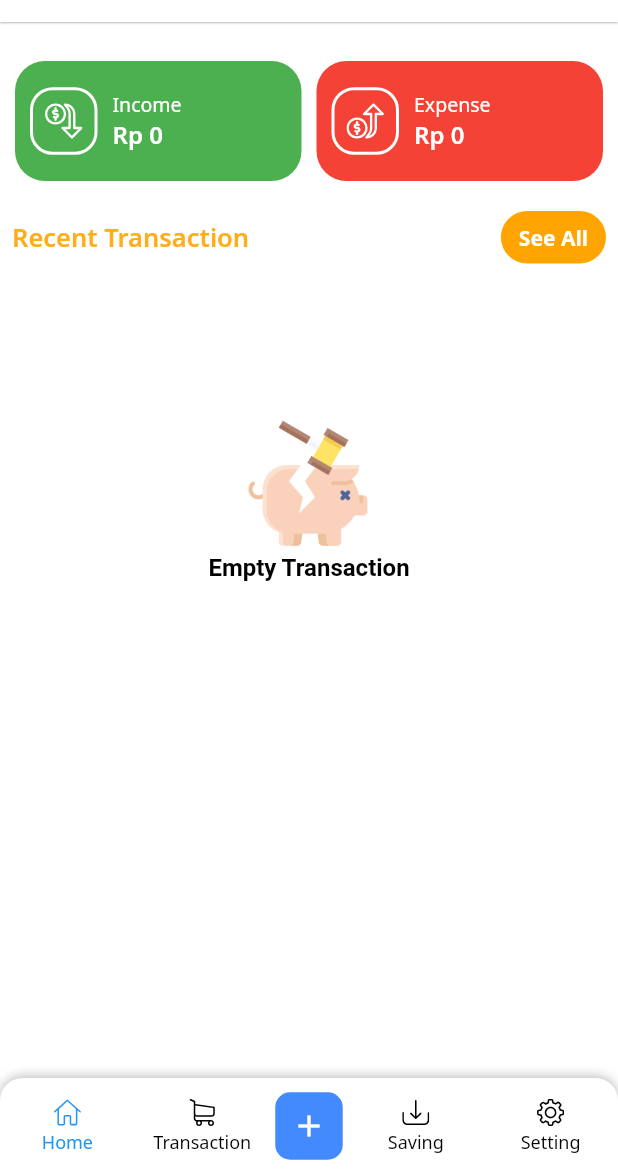
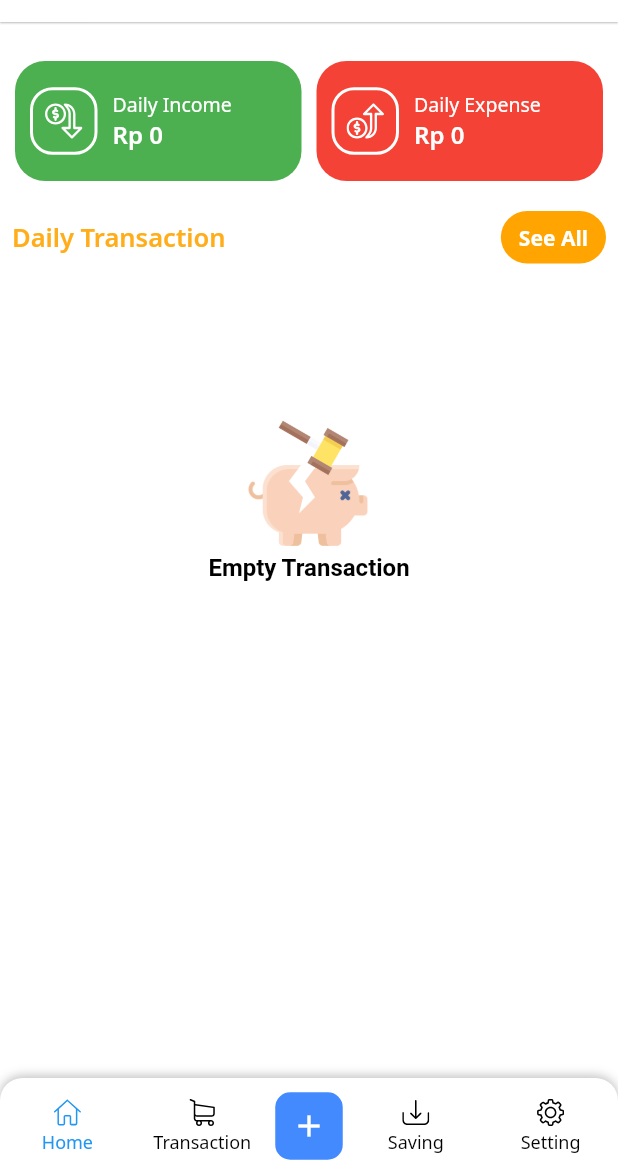
Before and after one commit to zuludin04/during, a Flutter app: the screen it shows after launch, on a phone screen of 412 x 824 dp, the part 62-1236 px from its top. Run offline on Flutter 3.47's test engine with Material 2 defaults, Android fonts, the light colour scheme and no system bars; our stand-ins replace carousel_slider, flutter_svg, get, get_storage, google_mobile_ads, modal_bottom_sheet and 5 more; missing offline and left inert: flex_color_picker; accounts and stored records are empty; network calls fail; Roboto replaces fonts that are missing (Poppins).

Commit message:
load daily income, expense, and transaction

```diff
--- a/lib/core/utils/language.dart
+++ b/lib/core/utils/language.dart
@@ -6,7 +6,7 @@ const Map<String, String> idID = {
   'income': 'Pemasukan',
   'expense': 'Pengeluaran',
   'see_all': 'Lihat Semua',
-  'recent_transaction': 'Transaksi Terakhir',
+  'recent_transaction': 'Transaksi Harian',
   'empty_transaction': 'Transaksi Kosong',
   'sharing': 'Sharing',
   'filter': 'Filter',
@@ -72,6 +72,8 @@ const Map<String, String> idID = {
   'delete_category_message':
       'Semua transaksi dalam kategori akan ikut terhapus',
   'create': 'Buat',
+  'daily_income': 'Pemasukkan Harian',
+  'daily_expense': 'Pengeluaran Harian',
 };
 
 const Map<String, String> enUS = {
@@ -82,7 +84,7 @@ const Map<String, String> enUS = {
   'income': 'Income',
   'expense': 'Expense',
   'see_all': 'See All',
-  'recent_transaction': 'Recent Transaction',
+  'recent_transaction': 'Daily Transaction',
   'empty_transaction': 'Empty Transaction',
   'sharing': 'Sharing',
   'filter': 'Filter',
@@ -148,4 +150,6 @@ const Map<String, String> enUS = {
   'delete_category_message':
       'All transactions in this category will also be deleted',
   'create': 'Create',
+  'daily_income': 'Daily Income',
+  'daily_expense': 'Daily Expense',
 };
--- a/lib/ui/category/controllers/category_create_controller.dart
+++ b/lib/ui/category/controllers/category_create_controller.dart
@@ -64,7 +64,7 @@ class CategoryCreateController extends GetxController {
     await _repository.deleteCategory(category.id);
 
     Get.find<CategoryDashboardController>().loadCategory();
-    Get.find<HomeNavigationController>().loadTodayTransaction();
+    Get.find<HomeNavigationController>().loadDailyTransactions();
     Get.find<HomeNavigationController>().loadIncomes();
     Get.find<HomeNavigationController>().loadExpenses();
     Get.find<TransactionNavigationController>().loadInitialTransactions();
--- a/lib/ui/dashboard/controllers/transaction_navigation_controller.dart
+++ b/lib/ui/dashboard/controllers/transaction_navigation_controller.dart
@@ -33,7 +33,7 @@ class TransactionNavigationController extends GetxController {
   }
 
   void loadInitialTransactions() async {
-    var result = await _repository.loadTodayTransaction();
+    var result = await _repository.loadTransactions();
     if (result.isEmpty) {
       emptyTransaction.value = true;
     } else {
--- a/lib/ui/dashboard/views/widgets/add_transaction_dialog.dart
+++ b/lib/ui/dashboard/views/widgets/add_transaction_dialog.dart
@@ -40,10 +40,10 @@ class AddTransactionDialog extends StatelessWidget {
           if (result != null) {
             if (result == 'Income') {
               _controller.loadIncomes();
-              _controller.loadTodayTransaction();
+              _controller.loadDailyTransactions();
             } else if (result == 'Expense') {
               _controller.loadExpenses();
-              _controller.loadTodayTransaction();
+              _controller.loadDailyTransactions();
             }
             _controller.loadSavingList();
             Get.find<TransactionNavigationController>()
--- a/lib/ui/dashboard/views/widgets/transaction_info.dart
+++ b/lib/ui/dashboard/views/widgets/transaction_info.dart
@@ -21,9 +21,9 @@ class TransactionInfo extends StatelessWidget {
       child: Row(
         children: [
           const SizedBox(width: 10),
-          _transaction(Colors.green, 'Income', income),
+          _transaction(Colors.green, 'daily_income', income),
           const SizedBox(width: 10),
-          _transaction(Colors.red, 'Expense', expense),
+          _transaction(Colors.red, 'daily_expense', expense),
           const SizedBox(width: 10),
         ],
       ),
@@ -45,7 +45,7 @@ class TransactionInfo extends StatelessWidget {
               height: 45,
               padding: const EdgeInsets.all(8),
               decoration: BoxDecoration(
-                color: type == 'Income' ? Colors.green : Colors.red,
+                color: type == 'daily_income' ? Colors.green : Colors.red,
                 border: Border.all(
                   color: Colors.white,
                   width: 2,
@@ -53,7 +53,7 @@ class TransactionInfo extends StatelessWidget {
                 borderRadius: BorderRadius.circular(15),
               ),
               child: SvgPicture.asset(
-                type == 'Income'
+                type == 'daily_income'
                     ? 'assets/icon_income.svg'
                     : 'assets/icon_expense.svg',
                 color: Colors.white,
@@ -65,7 +65,7 @@ class TransactionInfo extends StatelessWidget {
               crossAxisAlignment: CrossAxisAlignment.start,
               children: [
                 Text(
-                  type.toLowerCase().tr,
+                  type.tr,
                   style: const TextStyle(
                     color: Colors.white,
                     fontSize: 13,
--- a/lib/ui/saving/controllers/saving_detail_controller.dart
+++ b/lib/ui/saving/controllers/saving_detail_controller.dart
@@ -39,7 +39,7 @@ class SavingDetailController extends GetxController {
     await _repository.deleteSaving(saving.id);
     await _repository.deleteSavingTransactions(transactions);
     Get.find<HomeNavigationController>().loadSavingList();
-    Get.find<HomeNavigationController>().loadTodayTransaction();
+    Get.find<HomeNavigationController>().loadDailyTransactions();
     Get.find<HomeNavigationController>().loadIncomes();
     Get.find<HomeNavigationController>().loadExpenses();
     Get.find<TransactionNavigationController>().loadInitialTransactions();
--- a/lib/ui/saving/controllers/saving_insert_controller.dart
+++ b/lib/ui/saving/controllers/saving_insert_controller.dart
@@ -52,7 +52,7 @@ class SavingInsertController extends GetxController {
       Get.find<SavingDetailController>().loadSavingTransactions();
       Get.find<TransactionNavigationController>().loadInitialTransactions();
       Get.find<HomeNavigationController>().loadSavingList();
-      Get.find<HomeNavigationController>().loadTodayTransaction();
+      Get.find<HomeNavigationController>().loadDailyTransactions();
       Get.find<TransactionNavigationController>().loadInitialTransactions();
     } else {
       await _repository.insertSaving(saving);
--- a/lib/ui/transaction/controllers/transaction_create_controller.dart
+++ b/lib/ui/transaction/controllers/transaction_create_controller.dart
@@ -65,7 +65,7 @@ class TransactionCreateController extends GetxController {
   }
 
   void loadTransaction() async {
-    var transaction = await _repository.loadTodayTransaction();
+    var transaction = await _repository.loadTransactions();
     totalTransaction = transaction.length + 1;
   }
 
--- a/lib/ui/transaction/controllers/transaction_detail_controller.dart
+++ b/lib/ui/transaction/controllers/transaction_detail_controller.dart
@@ -27,7 +27,7 @@ class TransactionDetailController extends GetxController {
 
   void deleteTransaction() async {
     await _repository.deleteTransaction(transaction.id);
-    Get.find<HomeNavigationController>().loadTodayTransaction();
+    Get.find<HomeNavigationController>().loadDailyTransactions();
     Get.find<HomeNavigationController>().loadIncomes();
     Get.find<HomeNavigationController>().loadExpenses();
     Get.find<TransactionNavigationController>().loadInitialTransactions();
```
Also changed, not shown: lib/data/during_repository.dart (+14 -8 lines), lib/data/source/during_db_provider.dart (+23 -6 lines), lib/ui/dashboard/controllers/home_navigation_controller.dart (+16 -5 lines).
